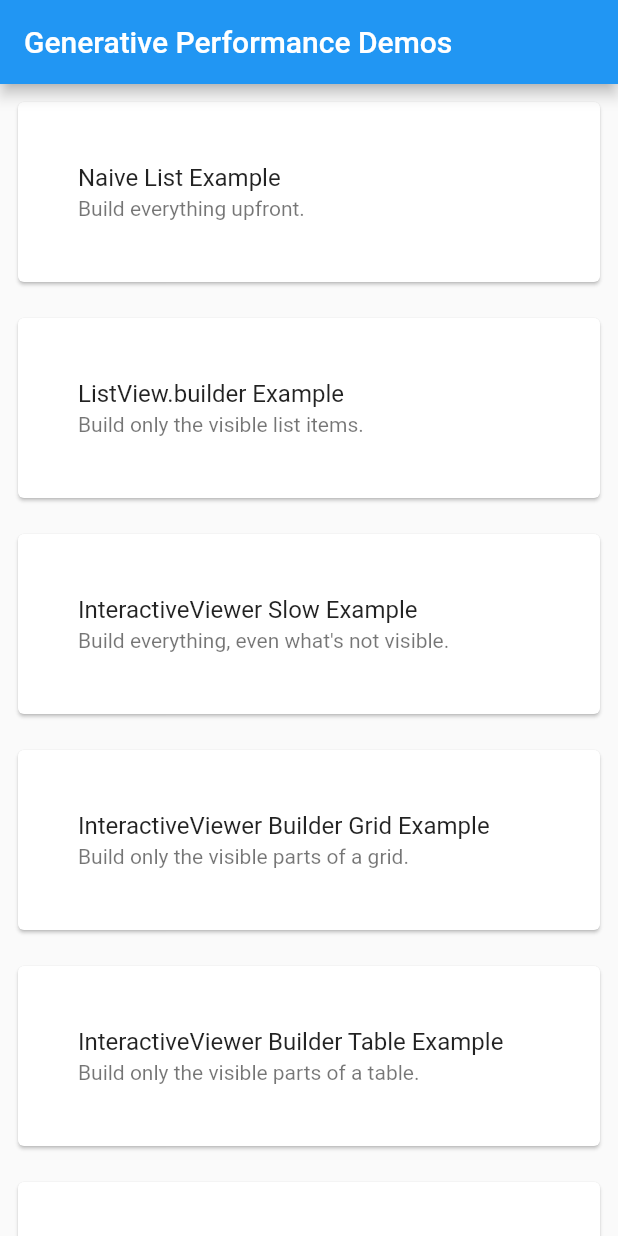
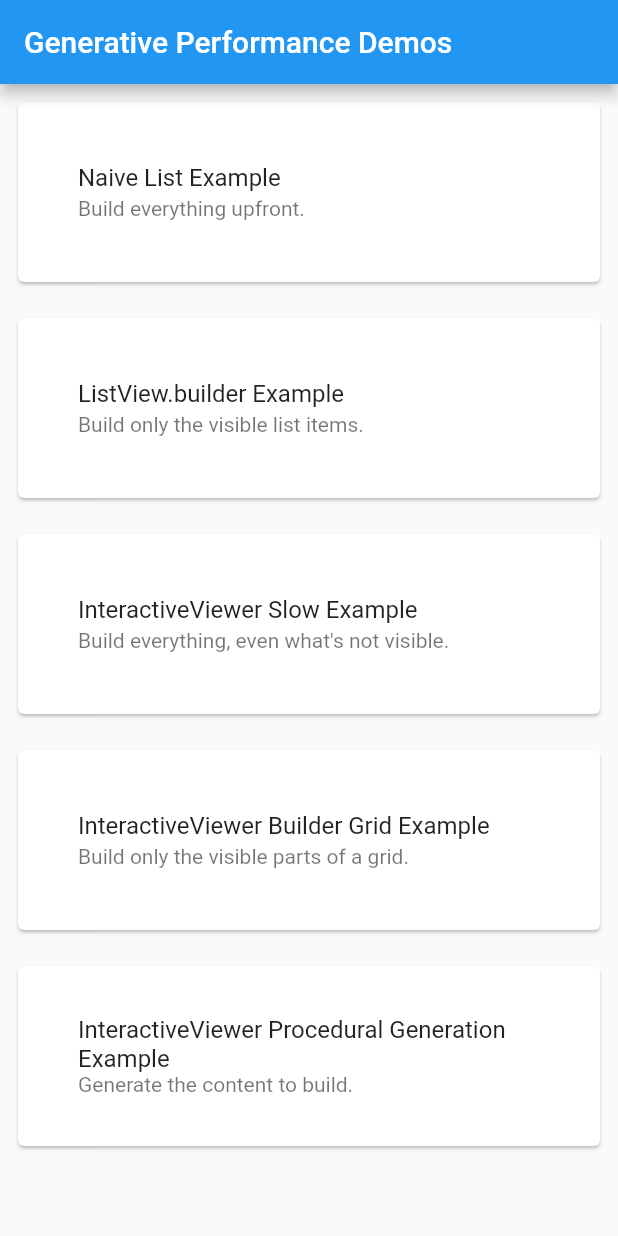
Before and after one commit to justinmc/flutter-lazy-performance, a Flutter app: the screen it shows after launch, on a phone screen of 412 x 824 dp. Run offline on Flutter 3.47's test engine with Material 2 defaults, Android fonts, the phone set to English and light mode, and no system bars; our stand-ins replace rive.

Commit message:
Updating code with final slides

```diff
--- a/lib/iv_builder_page.dart
+++ b/lib/iv_builder_page.dart
@@ -16,7 +16,7 @@ class _IVBuilderPageState extends State<IVBuilderPage> {
 
   static const double _cellWidth = 200.0;
   static const double _cellHeight = 200.0;
-  static const int _rowCount = 60;
+  static const int _rowCount = 10;
   static const int _columnCount = 10;
 
   // Returns true iff the given cell is currently visible. Caches viewport
@@ -66,7 +66,6 @@ class _IVBuilderPageState extends State<IVBuilderPage> {
         child: LayoutBuilder(
           builder: (BuildContext context, BoxConstraints constraints) {
             return InteractiveViewer.builder(
-              alignPanAxis: true,
               scaleEnabled: false,
               transformationController: _transformationController,
               builder: (BuildContext context, Rect viewport) {
@@ -79,9 +78,10 @@ class _IVBuilderPageState extends State<IVBuilderPage> {
                             _isCellVisible(row, column, viewport)
                               ? Container(
                                 height: _cellHeight,
+                                width: _cellWidth,
                                 child: Marty(index: row * _columnCount + column),
                               )
-                              : Container(height: _cellHeight),
+                              : Container(width: _cellWidth, height: _cellHeight),
                         ],
                       ),
                   ],
--- a/lib/list_view_builder_page.dart
+++ b/lib/list_view_builder_page.dart
@@ -12,7 +12,7 @@ class ListViewBuilderPage extends StatefulWidget {
 }
 
 class _ListViewBuilderPageState extends State<ListViewBuilderPage> {
-  static const _itemCount = 100;
+  static const _itemCount = 1000;
 
   @override
   Widget build(BuildContext context) {
@@ -29,6 +29,7 @@ class _ListViewBuilderPageState extends State<ListViewBuilderPage> {
           child: ListView.builder(
             itemCount: _itemCount,
             itemBuilder: (BuildContext context, int index) {
+              // print('building item #$index');
               return Container(
                 height: 200,
                 color: Colors.teal.withOpacity(index / _itemCount),
--- a/lib/main.dart
+++ b/lib/main.dart
@@ -50,7 +50,7 @@ class MyHomePage extends StatelessWidget {
       body: ListView(
         children: <Widget>[
           MyListItem(
-            route: '/list-view',
+            route: '/single-child-scroll-view',
             title: 'Naive List Example',
             subtitle: 'Build everything upfront.',
           ),
@@ -70,15 +70,17 @@ class MyHomePage extends StatelessWidget {
             subtitle: 'Build only the visible parts of a grid.',
           ),
           MyListItem(
+            route: '/procedural-generation',
+            title: 'InteractiveViewer Procedural Generation Example',
+            subtitle: 'Generate the content to build.',
+          ),
+          /*
+          MyListItem(
             route: '/iv-builder-table',
             title: 'InteractiveViewer Builder Table Example',
             subtitle: 'Build only the visible parts of a table.',
           ),
-          MyListItem(
-            route: '/procedural-generation',
-            title: 'InteractiveViewer Procedural Generation Example',
-            subtitle: 'Generate the content to build.',
-          ),
+          */
         ],
       ),
     );
```
Also changed, not shown: lib/iv_slow_page.dart (+4 -7 lines).
